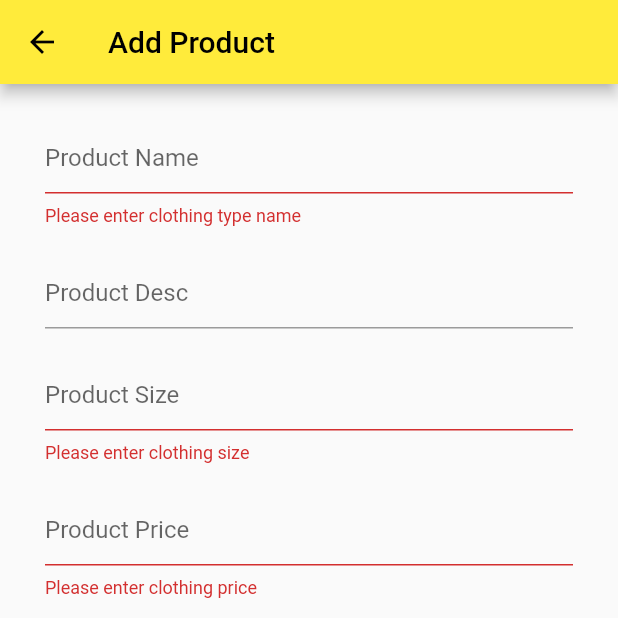
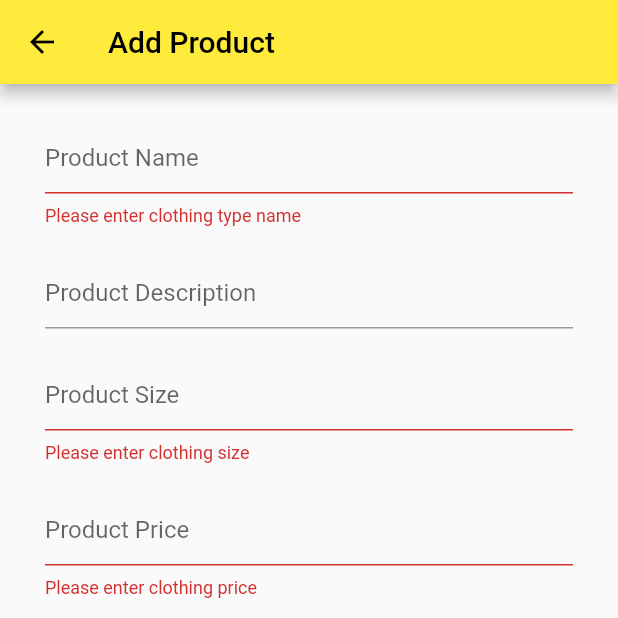
Before and after one commit to amantamirat/_kids, a Flutter app: the ProductMerge screen opened directly with empty values, after a tap on "Save", on a phone screen of 412 x 824 dp, the top half of it. Run offline on Flutter 3.47's test engine with Material 2 defaults, Android fonts, the light colour scheme and no system bars; our stand-ins replace fluttertoast, go_router, image_picker, shared_preferences; accounts and stored records are empty.

```diff
--- a/my_client/lib/model/product.dart
+++ b/my_client/lib/model/product.dart
@@ -11,7 +11,7 @@ class Product extends MyModel<Product> {
   late String? name;
   late String? description;
   late int? size;
-  late double? price;
+  late num price;
 
   late ClothingType? type;
 
--- a/my_client/lib/pages/products/product_merge.dart
+++ b/my_client/lib/pages/products/product_merge.dart
@@ -76,7 +76,7 @@ class _ProductMerge extends State<ProductMerge> {
                   child: TextFormField(
                     controller: _descriptionController,
                     keyboardType: TextInputType.multiline,
-                    decoration: const InputDecoration(hintText: "Product Desc"),
+                    decoration: const InputDecoration(hintText: "Product Description"),
                   ),
                 ),
                 Padding(
@@ -127,7 +127,7 @@ class _ProductMerge extends State<ProductMerge> {
                         product.name = _nameController.text;
                         product.description = _descriptionController.text;
                         product.size = int.parse(_sizeController.text);
-                        product.price = double.parse(_priceController.text);
+                        product.price = num.parse(_priceController.text);
                         if (await MyService.saveItem(
                             product, widget.editMode)) {
                           Fluttertoast.showToast(
```
Also changed, not shown: 1 other file.
